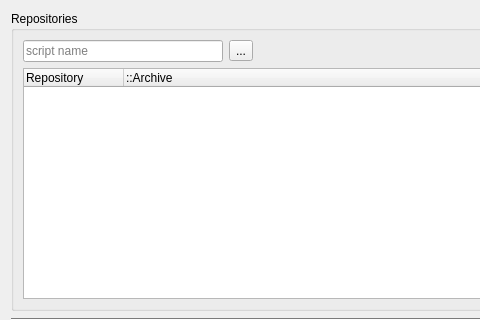
The window that src/formlistings.ui (vcputtini/BorgPilot) describes before a commit, drawn with Qt 5; both pictures show x 0 to 480 and y 0 to 320 of the 1088 by 756 pixel window.
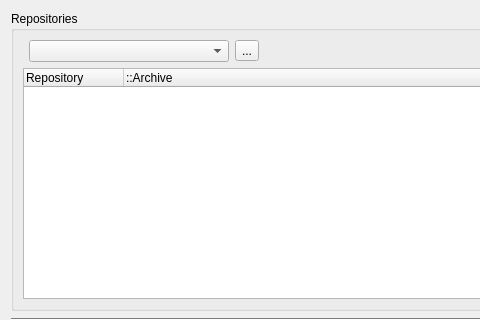
The same window after the commit. Icons and pictures are not drawn. Custom widgets are drawn as their Qt base class.

The edit to the form file:
```diff
--- a/src/formlistings.ui
+++ b/src/formlistings.ui
@@ -30,26 +30,17 @@
       <string>Repositories</string>
      </property>
      <layout class="QGridLayout" name="gridLayout">
-      <item row="0" column="0">
-       <widget class="QLineEdit" name="lineEdit_ScriptName">
-        <property name="maximumSize">
-         <size>
-          <width>200</width>
-          <height>16777215</height>
-         </size>
+      <item row="0" column="2">
+       <widget class="QToolButton" name="toolButton_Exec">
+        <property name="text">
+         <string>...</string>
         </property>
-        <property name="maxLength">
-         <number>15</number>
-        </property>
-        <property name="placeholderText">
-         <string>script name</string>
-        </property>
-        <property name="clearButtonEnabled">
-         <bool>true</bool>
+        <property name="icon">
+         <iconset theme="QIcon::ThemeIcon::MediaPlaybackStart"/>
         </property>
        </widget>
       </item>
-      <item row="1" column="0" colspan="3">
+      <item row="1" column="0" colspan="4">
        <widget class="TreeWidgetRepo_P" name="treeWidget_Repos">
         <property name="maximumSize">
          <size>
@@ -78,17 +69,7 @@
         </column>
        </widget>
       </item>
-      <item row="0" column="1">
-       <widget class="QToolButton" name="toolButton_Exec">
-        <property name="text">
-         <string>...</string>
-        </property>
-        <property name="icon">
-         <iconset theme="QIcon::ThemeIcon::MediaPlaybackStart"/>
-        </property>
-       </widget>
-      </item>
-      <item row="0" column="2">
+      <item row="0" column="3">
        <spacer name="horizontalSpacer_2">
         <property name="orientation">
          <enum>Qt::Orientation::Horizontal</enum>
@@ -101,6 +82,28 @@
         </property>
        </spacer>
       </item>
+      <item row="0" column="1">
+       <widget class="comboBox_ScriptCreateName_P" name="comboBox_ListScriptsNames">
+        <property name="sizePolicy">
+         <sizepolicy hsizetype="Expanding" vsizetype="Fixed">
+          <horstretch>0</horstretch>
+          <verstretch>0</verstretch>
+         </sizepolicy>
+        </property>
+        <property name="minimumSize">
+         <size>
+          <width>200</width>
+          <height>0</height>
+         </size>
+        </property>
+        <property name="maximumSize">
+         <size>
+          <width>200</width>
+          <height>16777215</height>
+         </size>
+        </property>
+       </widget>
+      </item>
      </layout>
     </widget>
    </item>
@@ -320,6 +323,11 @@
    <extends>QTreeWidget</extends>
    <header location="global">treewidgetrepo_p.h</header>
   </customwidget>
+  <customwidget>
+   <class>comboBox_ScriptCreateName_P</class>
+   <extends>QComboBox</extends>
+   <header location="global">combobox_scriptcreatename_p.h</header>
+  </customwidget>
  </customwidgets>
  <resources>
   <include location="qBorgPilot.qrc"/>
```
